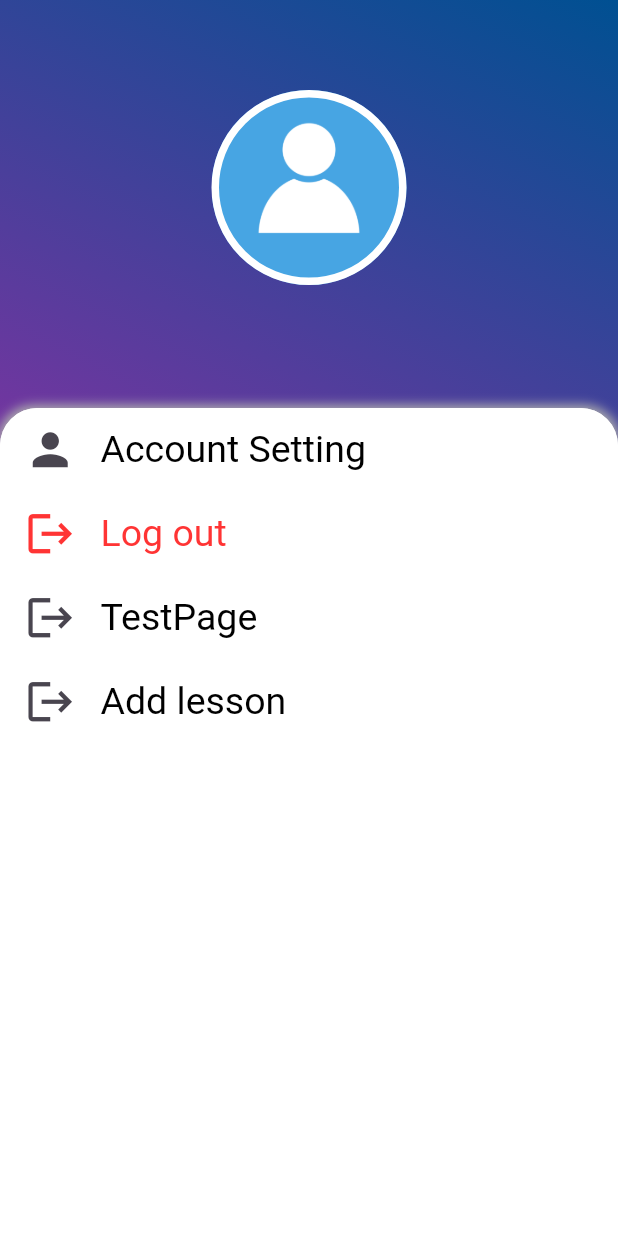
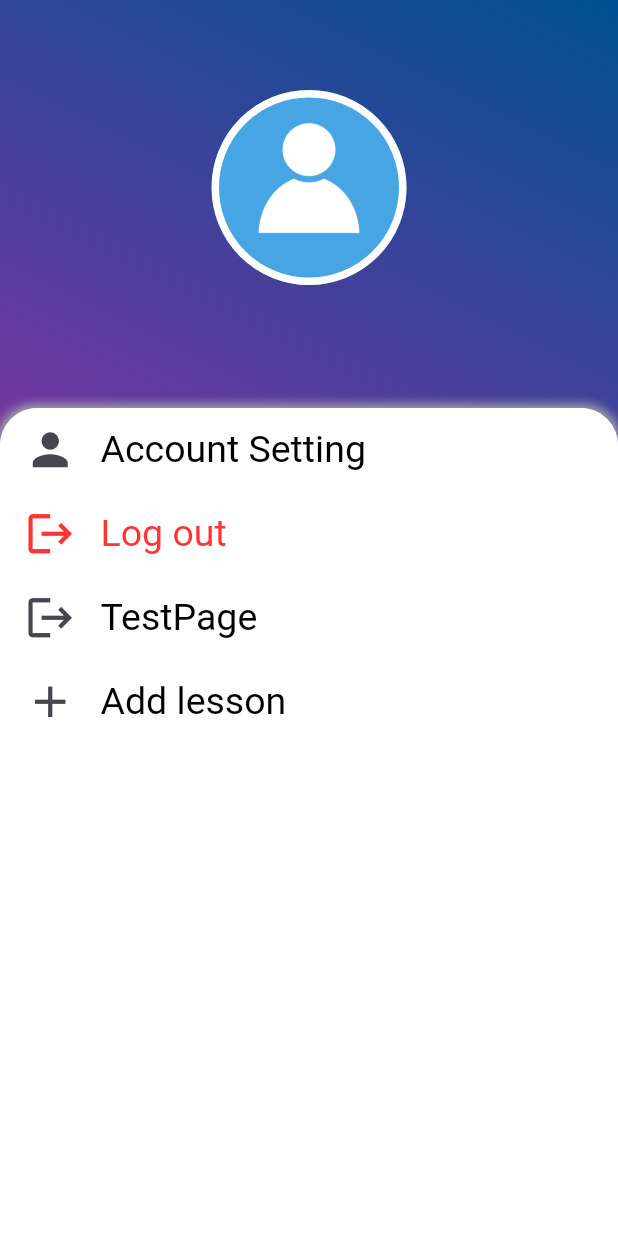
Before and after one commit to justnt47/Study_mobile_application, a Flutter app: the sett screen opened directly, on a phone screen of 412 x 824 dp. Run offline on Flutter 3.47's test engine with Material 3 defaults, Android fonts, the phone set to English and light mode, and no system bars; our stand-ins replace cloud_firestore, firebase_auth, firebase_core, get, google_fonts, google_sign_in and 1 more; missing offline and left inert: flutter_image_slider; accounts and stored records are empty.

Commit message:
changes icon add lesson

```diff
--- a/lib/settingPage.dart
+++ b/lib/settingPage.dart
@@ -203,7 +203,7 @@ class _settState extends State<sett> {
                       ),
                       ListTile(
                         leading: Icon(
-                          Icons.logout,
+                          Icons.add,
                           size: 35,
                         ),
                         title: Text(
```
